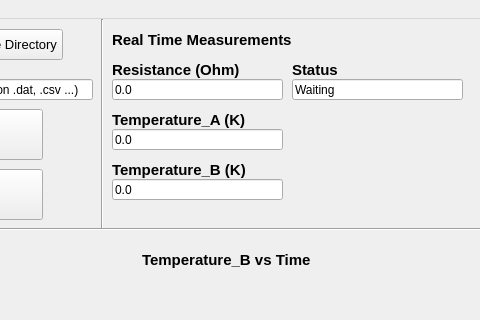
Old version of the form GUI/Resistencia_vs_Temperatura_GUI.ui in the repository agustin92/Doctorado; both pictures show x 528 to 1008 and y 0 to 320 of the 1008 by 599 pixel window.
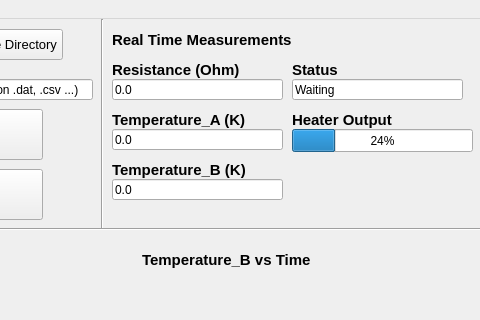
New version of the form. Custom widgets are drawn as their Qt base class.

Commit message: Comentado del codigo, barra de estado del heater para el programa Resistencia_vs_Temperatura

The edit to the form file:
```diff
--- a/GUI/Resistencia_vs_Temperatura_GUI.ui
+++ b/GUI/Resistencia_vs_Temperatura_GUI.ui
@@ -686,6 +686,39 @@
      <string>A/B</string>
     </property>
    </widget>
+   <widget class="QLabel" name="label_20">
+    <property name="geometry">
+     <rect>
+      <x>820</x>
+      <y>90</y>
+      <width>171</width>
+      <height>21</height>
+     </rect>
+    </property>
+    <property name="font">
+     <font>
+      <pointsize>11</pointsize>
+      <weight>75</weight>
+      <bold>true</bold>
+     </font>
+    </property>
+    <property name="text">
+     <string>Heater Output</string>
+    </property>
+   </widget>
+   <widget class="QProgressBar" name="progressBar">
+    <property name="geometry">
+     <rect>
+      <x>820</x>
+      <y>110</y>
+      <width>181</width>
+      <height>23</height>
+     </rect>
+    </property>
+    <property name="value">
+     <number>24</number>
+    </property>
+   </widget>
   </widget>
   <widget class="QMenuBar" name="menubar">
    <property name="geometry">
```
The commit also changes 4 other files.
